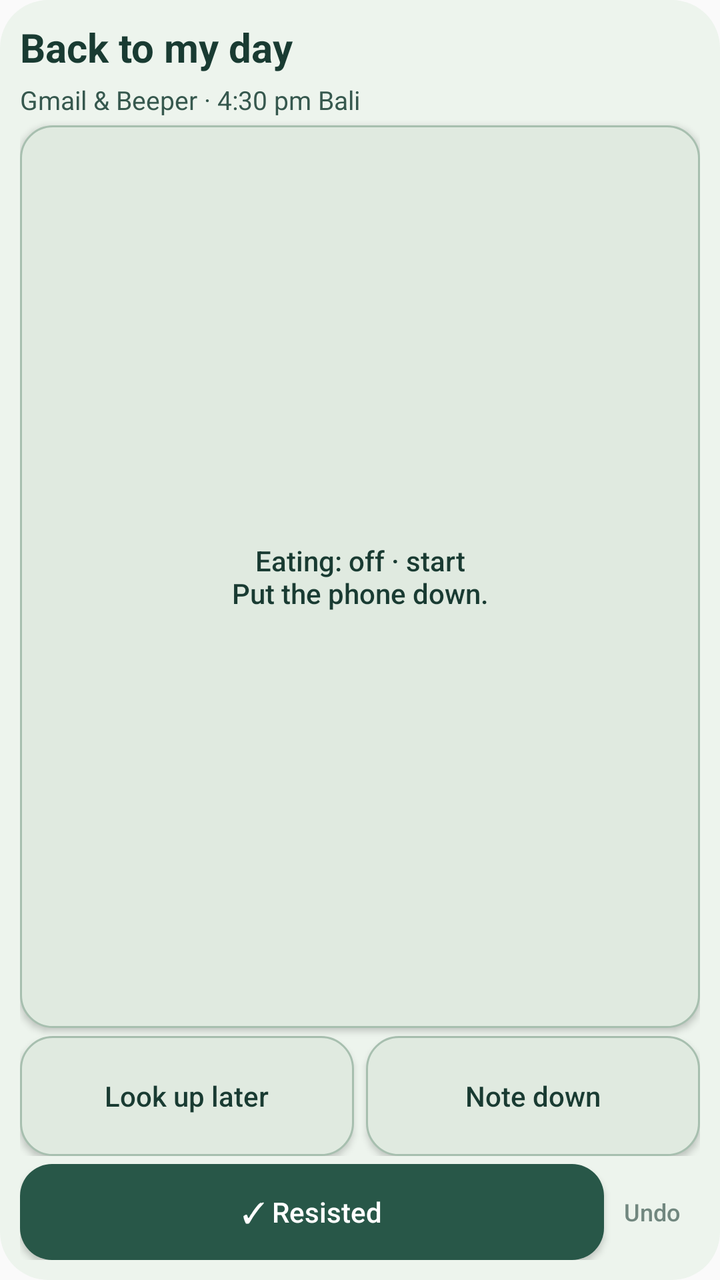
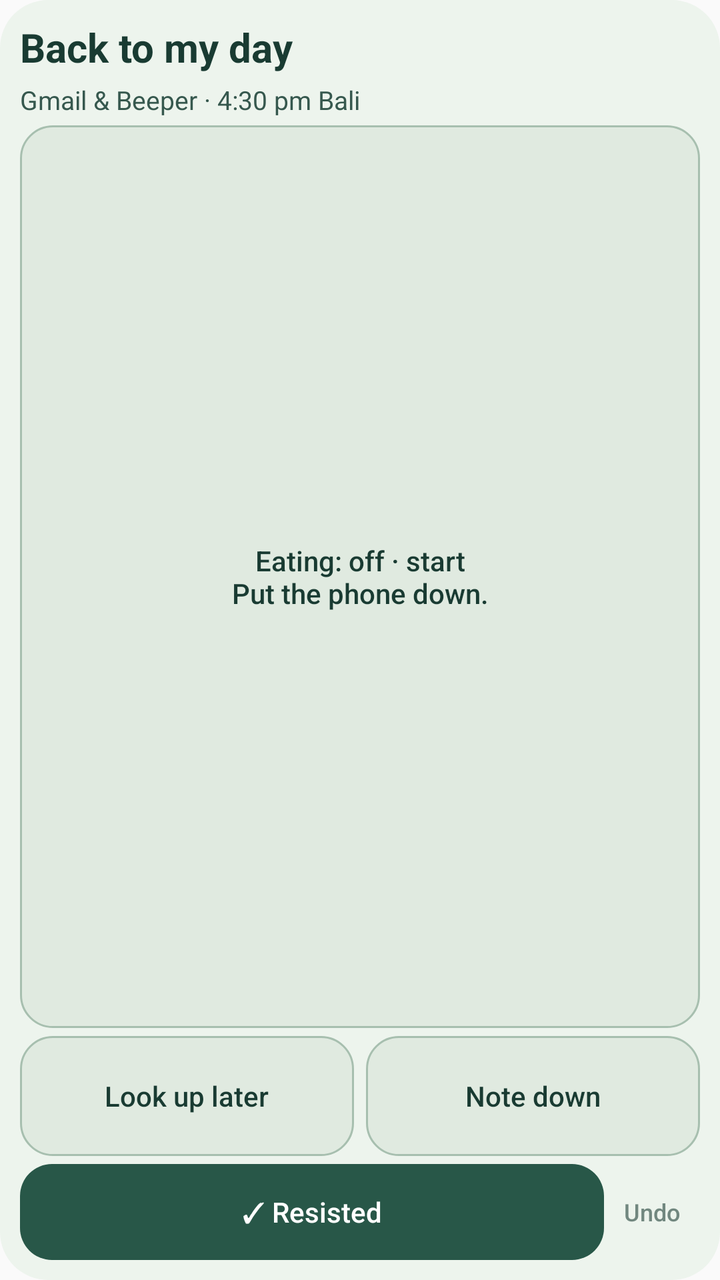

The first picture is an Android layout as it rendered before a commit; the second is the same layout after the commit. The layout source and the unified diff follow.
<!-- AndroidManifest.xml: application theme AppTheme -->
<!-- res/layout/urge_widget.xml -->
<?xml version="1.0" encoding="utf-8"?>
<LinearLayout xmlns:android="http://schemas.android.com/apk/res/android"
    android:layout_width="match_parent"
    android:layout_height="match_parent"
    android:orientation="vertical"
    android:padding="10dp"
    android:background="@drawable/urge_widget_background">

    <TextView
        android:layout_width="match_parent"
        android:layout_height="wrap_content"
        android:text="@string/urge_widget_name"
        android:textSize="20sp"
        android:textStyle="bold"
        android:textColor="#193B32"
        android:fontFamily="sans-serif" />

    <TextView
        android:layout_width="match_parent"
        android:layout_height="wrap_content"
        android:layout_marginTop="4dp"
        android:text="@string/urge_widget_inbox"
        android:textSize="13sp"
        android:textColor="#36584E" />

    <Button
        android:id="@+id/urge_eating"
        android:layout_width="match_parent"
        android:layout_height="0dp"
        android:layout_weight="1"
        android:gravity="center"
        android:minHeight="48dp"
        android:paddingHorizontal="4dp"
        android:paddingVertical="4dp"
        android:background="@drawable/urge_widget_eating_off"
        android:textAllCaps="false"
        android:layout_marginTop="4dp"
        android:layout_marginBottom="4dp"
        android:text="@string/urge_widget_eating_off"
        android:textSize="14sp"
        android:textColor="#193B32" />

    <LinearLayout
        android:layout_width="match_parent"
        android:layout_height="wrap_content"
        android:orientation="horizontal"
        android:baselineAligned="false">
    <Button
        android:id="@+id/urge_lookup"
        android:layout_width="0dp"
        android:layout_weight="1"
        android:layout_height="60dp"
        android:minHeight="48dp"
        android:paddingHorizontal="6dp"
        android:paddingVertical="4dp"
        android:background="@drawable/urge_widget_eating_off"
        android:text="@string/urge_widget_lookup"
        android:textAllCaps="false"
        android:textSize="14sp"
        android:textColor="#193B32" />
    <Button
        android:id="@+id/urge_jot"
        android:layout_width="0dp"
        android:layout_weight="1"
        android:layout_height="60dp"
        android:layout_marginStart="6dp"
        android:minHeight="48dp"
        android:paddingHorizontal="6dp"
        android:paddingVertical="4dp"
        android:background="@drawable/urge_widget_eating_off"
        android:text="@string/urge_widget_jot"
        android:textAllCaps="false"
        android:textSize="14sp"
        android:textColor="#193B32" />
    </LinearLayout>

    <LinearLayout
        android:layout_width="match_parent"
        android:layout_height="wrap_content"
        android:layout_marginTop="4dp"
        android:orientation="horizontal"
        android:gravity="center_vertical">
        <Button
            android:id="@+id/urge_resist"
            android:layout_width="0dp"
            android:layout_height="48dp"
            android:layout_weight="1"
            android:minHeight="48dp"
            android:paddingHorizontal="6dp"
            android:paddingVertical="4dp"
            android:background="@drawable/urge_widget_button"
            android:text="@string/urge_widget_resist"
            android:contentDescription="@string/urge_widget_resist_description"
            android:singleLine="true"
            android:ellipsize="end"
            android:textAllCaps="false"
            android:textSize="14sp"
            android:textColor="#FFFFFF" />
        <Button
            android:id="@+id/urge_undo"
            android:layout_width="wrap_content"
            android:layout_height="wrap_content"
            android:minWidth="48dp"
            android:minHeight="48dp"
            android:paddingHorizontal="8dp"
            android:background="@android:color/transparent"
            android:enabled="false"
            android:text="@string/urge_widget_undo"
            android:textAllCaps="false"
            android:textSize="12sp"
            android:textColor="@color/urge_widget_undo" />
    </LinearLayout>
</LinearLayout>
<!-- resources referenced by this layout -->
<resources>
  <!-- drawable urge_widget_background (drawable) -->
  <?xml version="1.0" encoding="utf-8"?>
  <shape xmlns:android="http://schemas.android.com/apk/res/android">
      <solid android:color="#EDF4ED" />
      <corners android:radius="24dp" />
  </shape>
  <!-- drawable urge_widget_button (drawable) -->
  <?xml version="1.0" encoding="utf-8"?>
  <ripple xmlns:android="http://schemas.android.com/apk/res/android"
      android:color="#4DFFFFFF">
      <item>
          <shape>
              <solid android:color="#285748" />
              <corners android:radius="16dp" />
          </shape>
      </item>
  </ripple>
  <!-- drawable urge_widget_eating_off (drawable) -->
  <?xml version="1.0" encoding="utf-8"?>
  <ripple xmlns:android="http://schemas.android.com/apk/res/android" android:color="#334D8068">
      <item>
          <shape>
              <solid android:color="#E0EAE0" />
              <stroke android:width="1dp" android:color="#A7BFAF" />
              <corners android:radius="16dp" />
          </shape>
      </item>
  </ripple>
  <string name="urge_widget_eating_off">Eating: off · start\nPut the phone down.</string>
  <string name="urge_widget_inbox">Gmail &amp; Beeper · 4:30 pm Bali</string>
  <string name="urge_widget_jot">Note down</string>
  <string name="urge_widget_lookup">Look up later</string>
  <string name="urge_widget_name">Back to my day</string>
  <string name="urge_widget_resist">✓ Resisted</string>
  <string name="urge_widget_resist_description">Resisted the urge to check messages</string>
  <string name="urge_widget_undo">Undo</string>
  <style name="AppTheme" parent="Theme.AppCompat.Light.DarkActionBar">
          
          <item name="colorPrimary">@color/colorPrimary</item>
          <item name="colorPrimaryDark">@color/colorPrimaryDark</item>
          <item name="colorAccent">@color/colorAccent</item>
      </style>
</resources>

<!-- the commit's change to res/layout/urge_widget.xml (unified diff, before → after) -->
@@ -23,8 +23,10 @@
         android:textSize="13sp"
         android:textColor="#36584E" />
 
+    
     <Button
         android:id="@+id/urge_eating"
+        android:stateListAnimator="@null"
         android:layout_width="match_parent"
         android:layout_height="0dp"
         android:layout_weight="1"
@@ -47,6 +49,7 @@
         android:baselineAligned="false">
     <Button
         android:id="@+id/urge_lookup"
+        android:stateListAnimator="@null"
         android:layout_width="0dp"
         android:layout_weight="1"
         android:layout_height="60dp"
@@ -60,6 +63,7 @@
         android:textColor="#193B32" />
     <Button
         android:id="@+id/urge_jot"
+        android:stateListAnimator="@null"
         android:layout_width="0dp"
         android:layout_weight="1"
         android:layout_height="60dp"
@@ -82,6 +86,7 @@
         android:gravity="center_vertical">
         <Button
             android:id="@+id/urge_resist"
+            android:stateListAnimator="@null"
             android:layout_width="0dp"
             android:layout_height="48dp"
             android:layout_weight="1"
@@ -98,6 +103,7 @@
             android:textColor="#FFFFFF" />
         <Button
             android:id="@+id/urge_undo"
+            android:stateListAnimator="@null"
             android:layout_width="wrap_content"
             android:layout_height="wrap_content"
             android:minWidth="48dp"
